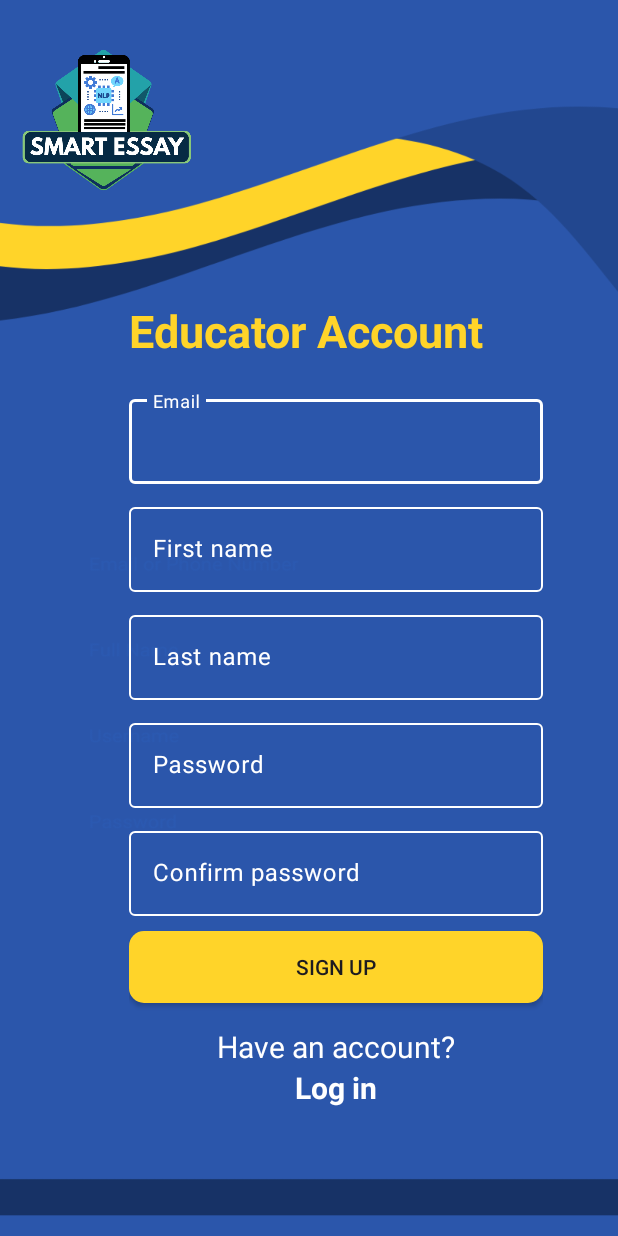
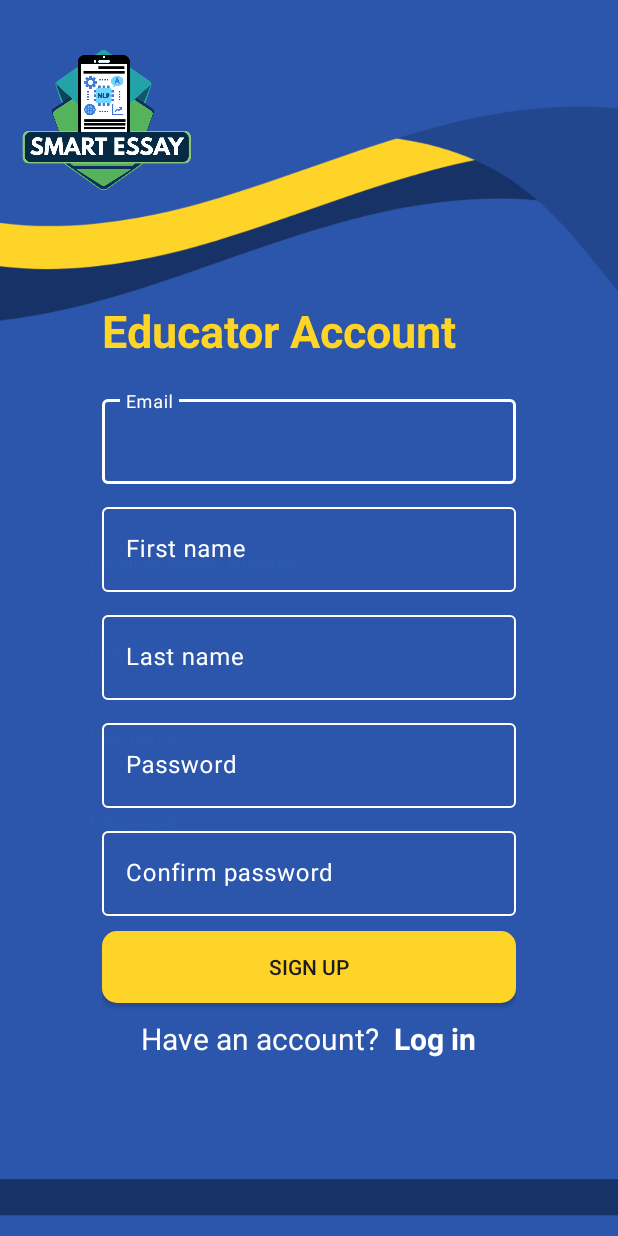
Before and after one commit to Jhonas028/SmartEssay, an Android app: the CreateTeacherAcc screen opened directly, with no data from a screen before it, on a phone screen of 412 x 824 dp. Run offline under Robolectric (Android 15) with nearby library versions, the phone set to English and light mode, and no system bars; Roboto replaces fonts that are not available here.

Commit message:
centering ui

```diff
--- a/app/src/main/res/layout/activity_create_teacher_acc.xml
+++ b/app/src/main/res/layout/activity_create_teacher_acc.xml
@@ -25,7 +25,6 @@
         android:layout_marginTop="200dp"
         android:orientation="vertical"
         app:layout_constraintEnd_toEndOf="parent"
-        app:layout_constraintHorizontal_bias="0.63"
         app:layout_constraintStart_toStartOf="parent"
         app:layout_constraintTop_toTopOf="parent">
 
@@ -140,12 +139,18 @@
             android:background="@drawable/round_all_yellow_button"
             android:text="Sign Up" />
 
+        <LinearLayout
+            android:layout_width="wrap_content"
+            android:layout_height="wrap_content"
+            android:layout_gravity="center"
+            android:layout_marginTop="10dp"
+            android:orientation="horizontal">
+
             <TextView
                 android:id="@+id/textView"
                 android:layout_width="wrap_content"
                 android:layout_height="wrap_content"
                 android:layout_gravity="center"
-            android:layout_marginTop="15dp"
                 android:text="Have an account?"
                 android:textColor="@color/white"
                 android:textSize="20dp" />
@@ -155,10 +160,12 @@
                 android:layout_width="wrap_content"
                 android:layout_height="wrap_content"
                 android:layout_gravity="center"
+                android:layout_marginLeft="10dp"
                 android:text="Log in"
                 android:textColor="@color/white"
                 android:textSize="20dp"
                 android:textStyle="bold" />
+        </LinearLayout>
 
 
     </LinearLayout>
```
Also changed, not shown: app/src/main/res/layout/activity_create_student_acc.xml (+5 -7 lines). Lines whose indentation alone changed are shown as unchanged.
